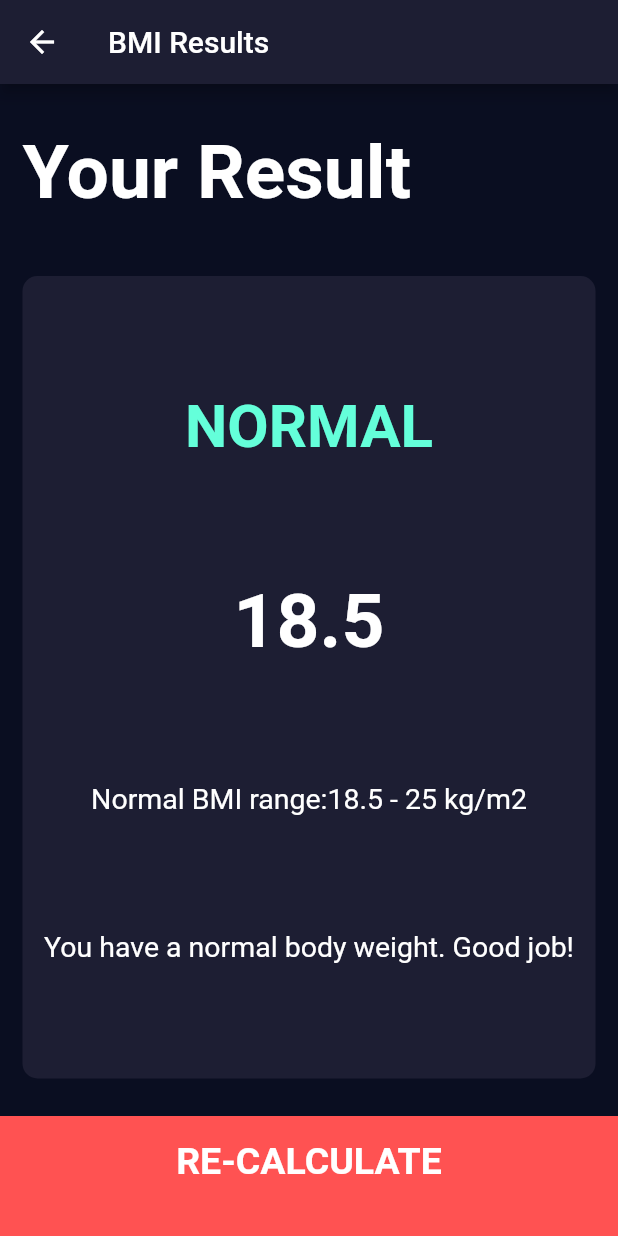
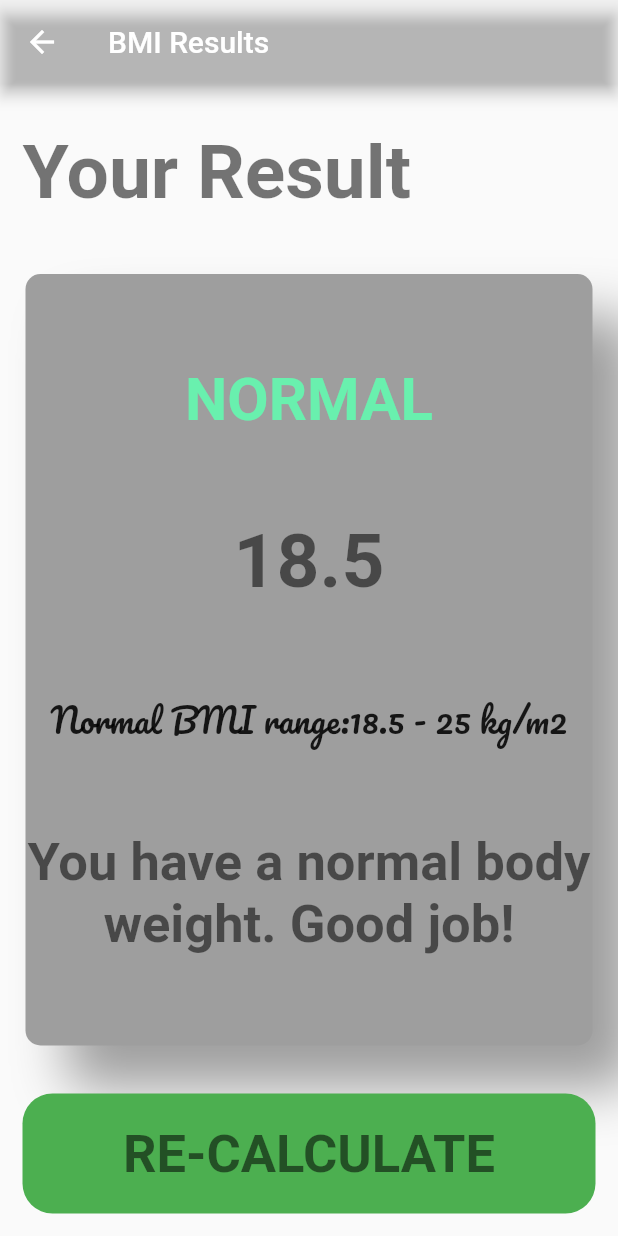
Before and after one commit to gaseer/bmi_calculator_flutter, a Flutter app: the screen it shows after launch, after a tap on "CALCULATE", on a phone screen of 412 x 824 dp. Run offline on Flutter 3.47's test engine with Material 2 defaults, Android fonts, the phone set to English and light mode, and no system bars; Roboto replaces fonts that are missing (RubikPixels).

Commit message:
Update README.md

```diff
--- a/lib/components/bottomBtn.dart
+++ b/lib/components/bottomBtn.dart
@@ -18,9 +18,13 @@ class BottomButton extends StatelessWidget {
             style: largeText,
           ),
         ),
-        color: Colors.redAccent,
-        margin: EdgeInsets.only(top: 10.0),
-        padding: EdgeInsets.only(bottom: 20.0),
+        //color: Colors.redAccent,
+        margin: EdgeInsets.all(15.0),
+        padding: EdgeInsets.all(20.0),
+        decoration: BoxDecoration(
+            color: Colors.green, borderRadius: BorderRadius.circular(20)
+            //more than 50% of width makes circle
+            ),
         width: double.infinity,
         height: 80.0,
       ),
--- a/lib/components/icon_content.dart
+++ b/lib/components/icon_content.dart
@@ -9,14 +9,15 @@ class iconText extends StatelessWidget {
 
   @override
   Widget build(BuildContext context) {
-    return Column(
-      mainAxisAlignment: MainAxisAlignment.center,
+    return Row(
+      crossAxisAlignment: CrossAxisAlignment.center,
+      mainAxisAlignment: MainAxisAlignment.start,
       children: <Widget>[
         Icon(
           icon,
-          size: 80,
+          size: 90,
         ),
-        SizedBox(height: 20),
+        SizedBox(width: 1),
         Text(
           teName,
           style: labelText,
--- a/lib/components/reUsableCRAD.dart
+++ b/lib/components/reUsableCRAD.dart
@@ -10,10 +10,20 @@ class ReusableCard extends StatelessWidget {
   Widget build(BuildContext context) {
     return GestureDetector(
       child: Container(
+        padding: EdgeInsets.only(top: 4.5, bottom: 4.5),
         child: cardChild,
-        margin: EdgeInsets.all(15.0),
+        margin: EdgeInsets.all(17.0),
         decoration: BoxDecoration(
-            color: colour, borderRadius: BorderRadius.circular(10.0)),
+          color: colour,
+          boxShadow: const [
+            BoxShadow(
+              blurRadius: 30.0,
+              offset: Offset(28, 28),
+              color: Colors.grey,
+            )
+          ],
+          borderRadius: BorderRadius.circular(10.0),
+        ),
       ),
     );
   }
--- a/lib/constants.dart
+++ b/lib/constants.dart
@@ -1,17 +1,23 @@
 import 'package:flutter/material.dart';
 
-const cl = Color(0XFF1D1E33);
-const clTap = Color(0XFF111328);
-
+const cl = Colors.grey;
+const clTap = Colors.transparent;
+const bg = Color(0xFF0A0E21);
 const labelText = TextStyle(
-  fontSize: 19.0,
+  fontFamily: 'Pacifico',
+  fontSize: 22.0,
+  color: Colors.black87,
 );
 
 const bigText = TextStyle(
+  fontFamily: 'RubikPixels',
   fontWeight: FontWeight.bold,
   fontSize: 50.0,
+  color: Colors.black54,
 );
 const largeText = TextStyle(
-  fontSize: 25.0,
+  fontFamily: 'RubikPixels',
+  fontSize: 35.0,
+  color: Colors.black54,
   fontWeight: FontWeight.bold,
 );
--- a/lib/main.dart
+++ b/lib/main.dart
@@ -9,13 +9,9 @@ class BMICalculator extends StatelessWidget {
 
   @override
   Widget build(BuildContext context) {
-    return MaterialApp(
+    return const MaterialApp(
       debugShowCheckedModeBanner: false,
-      theme: ThemeData.dark().copyWith(
-        primaryColor: const Color(0xFF0A0E21),
-        scaffoldBackgroundColor: const Color(0xFF0A0E21),
-      ),
-      home: const InputPage(),
+      home: InputPage(),
     );
   }
 }
--- a/lib/screens/input_page.dart
+++ b/lib/screens/input_page.dart
@@ -25,7 +25,8 @@ class _InputPageState extends State<InputPage> {
   Widget build(BuildContext context) {
     return Scaffold(
       appBar: AppBar(
-        backgroundColor: Color(0XFF1D1E33),
+        //shadowColor: Colors.red,
+        backgroundColor: Colors.transparent,
         title: const Text('BMI CALCULATOR'),
       ),
       body: Column(
@@ -43,7 +44,8 @@ class _InputPageState extends State<InputPage> {
                     },
                     child: ReusableCard(
                       colour: selGender == Gender.male ? cl : clTap,
-                      cardChild: iconText(icon: Icons.male, teName: 'Male'),
+                      cardChild:
+                          iconText(icon: Icons.man_3_sharp, teName: 'Male'),
                     ),
                   ),
                 ),
@@ -56,7 +58,7 @@ class _InputPageState extends State<InputPage> {
                     },
                     child: ReusableCard(
                       colour: selGender == Gender.female ? cl : clTap,
-                      cardChild: iconText(icon: Icons.female, teName: 'Female'),
+                      cardChild: iconText(icon: Icons.girl, teName: 'Female'),
                     ),
                   ),
                 ),
@@ -91,7 +93,7 @@ class _InputPageState extends State<InputPage> {
                   SliderTheme(
                     data: SliderTheme.of(context).copyWith(
                       thumbColor: Colors.redAccent,
-                      activeTrackColor: Colors.white,
+                      activeTrackColor: Color(0xDBDE7335),
                       overlayColor: const Color(0x29EB1555),
                       thumbShape:
                           RoundSliderThumbShape(enabledThumbRadius: 15.0),
@@ -191,9 +193,9 @@ class _InputPageState extends State<InputPage> {
                                 setState(() {
                                   age++;
                                 });
-                              })
+                              }),
                         ],
-                      )
+                      ),
                     ],
                   ),
                 ),
@@ -236,10 +238,10 @@ class RoundIconBtn extends StatelessWidget {
       onPressed: onPressed,
       constraints: BoxConstraints(
         minWidth: 56.0,
-        minHeight: 56.0,
+        minHeight: 54.0,
       ),
       shape: CircleBorder(),
-      fillColor: Colors.blueGrey,
+      fillColor: Colors.black38,
     );
   }
 }
--- a/lib/screens/results.dart
+++ b/lib/screens/results.dart
@@ -17,7 +17,7 @@ class Result extends StatelessWidget {
     return Scaffold(
       appBar: AppBar(
         title: Text('BMI Results'),
-        backgroundColor: Color(0XFF1D1E33),
+        backgroundColor: Colors.transparent,
       ),
       body: Column(
         crossAxisAlignment: CrossAxisAlignment.stretch,
@@ -36,7 +36,7 @@ class Result extends StatelessWidget {
           Expanded(
             flex: 5,
             child: ReusableCard(
-              colour: Color(0XFF1D1E33),
+              colour: Colors.grey,
               cardChild: Column(
                 mainAxisAlignment: MainAxisAlignment.spaceEvenly,
                 crossAxisAlignment: CrossAxisAlignment.center,
@@ -46,7 +46,7 @@ class Result extends StatelessWidget {
                     style: const TextStyle(
                       fontWeight: FontWeight.bold,
                       fontSize: 40.0,
-                      color: Colors.tealAccent,
+                      color: Colors.greenAccent,
                     ),
                   ),
                   Text(
@@ -54,13 +54,14 @@ class Result extends StatelessWidget {
                     style: bigText,
                   ),
                   Text(
+                    textAlign: TextAlign.center,
                     'Normal BMI range:18.5 - 25 kg/m2',
                     style: labelText,
                   ),
                   Text(
                     interpretation,
                     textAlign: TextAlign.center,
-                    style: labelText,
+                    style: largeText,
                   ),
                 ],
               ),
@@ -76,9 +77,12 @@ class Result extends StatelessWidget {
                 'RE-CALCULATE',
                 style: largeText,
               )),
-              color: Colors.redAccent,
-              margin: EdgeInsets.only(top: 10.0),
-              padding: EdgeInsets.only(bottom: 20.0),
+              margin: EdgeInsets.all(15.0),
+              padding: EdgeInsets.all(20.0),
+              decoration: BoxDecoration(
+                  color: Colors.green, borderRadius: BorderRadius.circular(20)
+                  //more than 50% of width makes circle
+                  ),
               width: double.infinity,
               height: 80.0,
             ),
```
Also changed, not shown: pubspec.yaml (+8 -20 lines), fonts/Pacifico-Regular.ttf (added), 2 other files.
